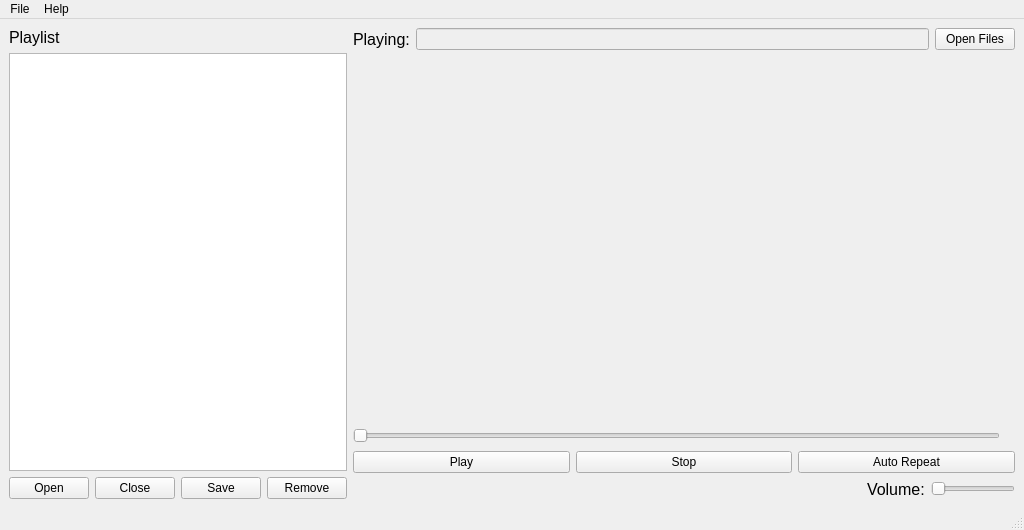
Before: the Qt Designer form src/mainwindow.ui in brookiestein/QBitMPlayer, drawn with Qt 5.
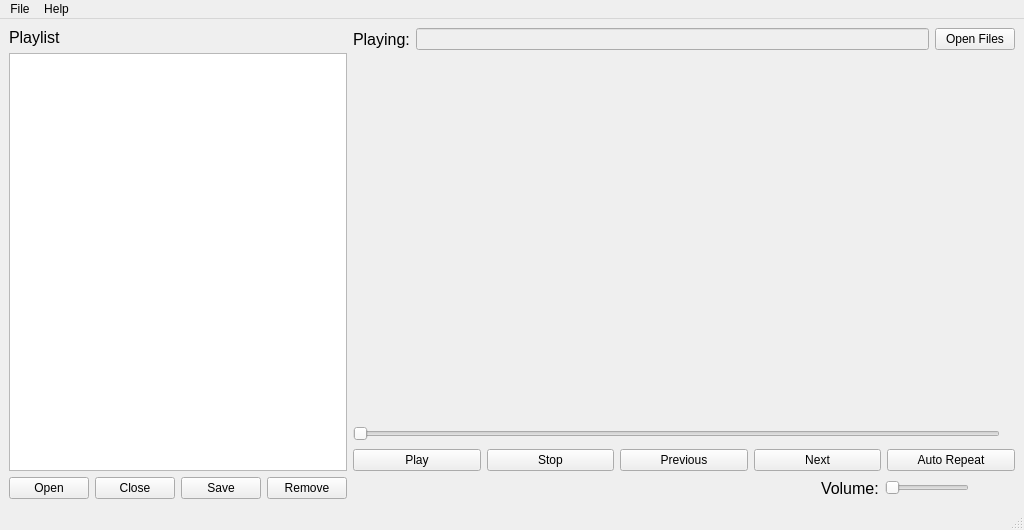
After: the same form once the commit is applied. Icons and pictures are not drawn.

```diff
--- a/src/mainwindow.ui
+++ b/src/mainwindow.ui
@@ -69,7 +69,7 @@
        </layout>
       </item>
       <item>
-       <layout class="QVBoxLayout" name="playAreaHorizontalLayout">
+       <layout class="QVBoxLayout" name="playingAreaVerticalLayout" stretch="0,0,0,0,0">
         <item>
          <layout class="QHBoxLayout" name="playingHorizontalLayout">
           <item>
@@ -150,6 +150,29 @@
             <property name="text">
              <string>Stop</string>
             </property>
+            <property name="icon">
+             <iconset theme="QIcon::ThemeIcon::MediaPlaybackStop"/>
+            </property>
+           </widget>
+          </item>
+          <item>
+           <widget class="QPushButton" name="previousButton">
+            <property name="text">
+             <string>Previous</string>
+            </property>
+            <property name="icon">
+             <iconset theme="QIcon::ThemeIcon::MediaSeekBackward"/>
+            </property>
+           </widget>
+          </item>
+          <item>
+           <widget class="QPushButton" name="nextButton">
+            <property name="text">
+             <string>Next</string>
+            </property>
+            <property name="icon">
+             <iconset theme="QIcon::ThemeIcon::MediaSeekForward"/>
+            </property>
            </widget>
           </item>
           <item>
@@ -162,7 +185,7 @@
          </layout>
         </item>
         <item>
-         <layout class="QHBoxLayout" name="volumeHorizontalLayout" stretch="1,0,0">
+         <layout class="QHBoxLayout" name="volumeHorizontalLayout" stretch="1,0,0,0">
           <item>
            <spacer name="volumeHorizontalSpacer">
             <property name="orientation">
@@ -195,6 +218,19 @@
             </property>
            </widget>
           </item>
+          <item>
+           <widget class="QPushButton" name="volumeIconButton">
+            <property name="enabled">
+             <bool>true</bool>
+            </property>
+            <property name="text">
+             <string/>
+            </property>
+            <property name="flat">
+             <bool>true</bool>
+            </property>
+           </widget>
+          </item>
          </layout>
         </item>
        </layout>
```
Left out of the diff: 29 changed lines with no effect on the pictures.
